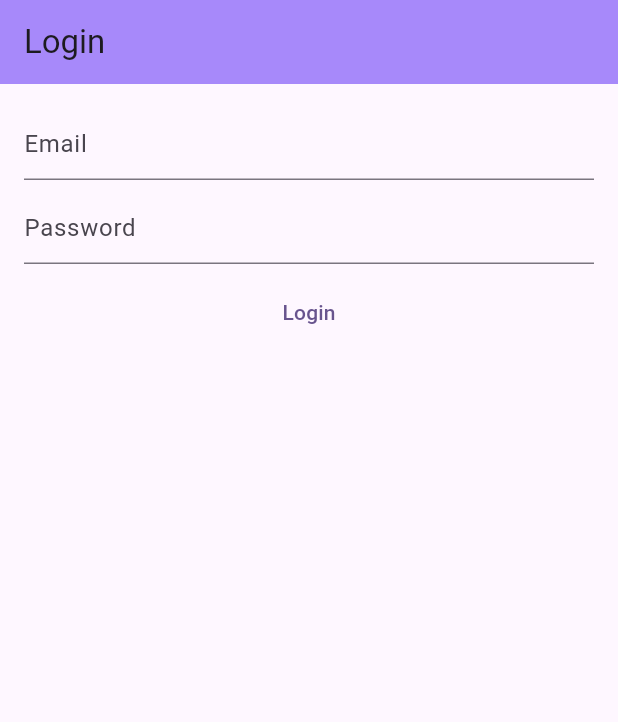
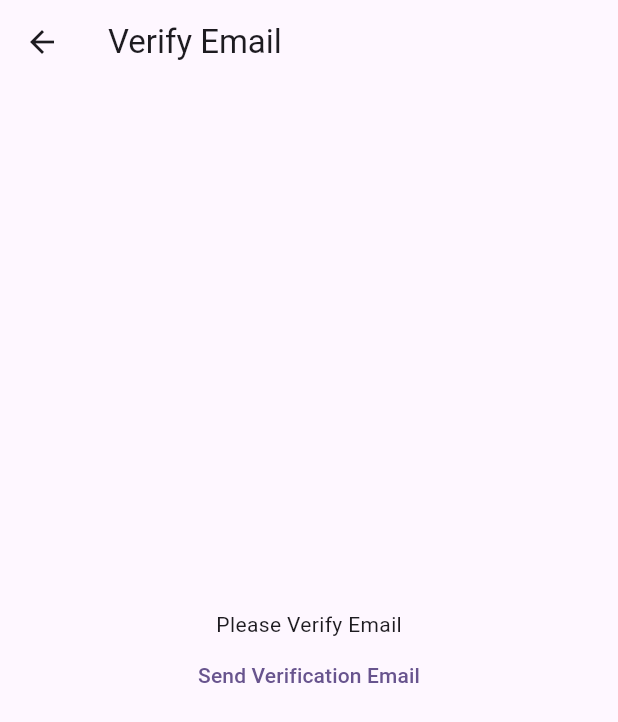
Before and after one commit to SURAJITSHAW/Notes-App-Flutter, a Flutter app: the screen it shows after launch, on a phone screen of 412 x 824 dp. Shown: the top 722 px of the screen. Run offline on Flutter 3.47's test engine with Material 3 defaults, Android fonts, the phone set to English and light mode, and no system bars; our stand-ins replace firebase_auth, firebase_core; accounts and stored records are empty.

Commit message:
Login | Registration Done

```diff
--- a/lib/views/login_screen.dart
+++ b/lib/views/login_screen.dart
@@ -71,7 +71,7 @@ class _LoginPageState extends State<LoginPage> {
 class LoginForm extends StatelessWidget {
 
 // ! custom methdo: create firebase user
-  void _createUser() async {
+  void _signInUser() async {
     try {
       UserCredential userCredential = await FirebaseAuth.instance.signInWithEmailAndPassword(
         email: _emailController.text,
@@ -81,7 +81,7 @@ class LoginForm extends StatelessWidget {
       print('Signed in successfully');
     } on FirebaseAuthException catch (e) {
       // Handle error
-      print("Error: $e");
+      print("$e.");
     }
   }
 
@@ -123,7 +123,7 @@ class LoginForm extends StatelessWidget {
           height: 8.0,
         ),
         TextButton(
-            onPressed: _createUser,
+            onPressed: _signInUser,
             child: const Text("Login"))
       ],
     );
--- a/lib/views/registration_screen.dart
+++ b/lib/views/registration_screen.dart
@@ -81,7 +81,7 @@ class RegistrationForm extends StatelessWidget {
       print("User created: ${userCredential.user!.email}");
     } on FirebaseAuthException catch (e) {
       // Handle error
-      print("Error: $e");
+      print("$e");
     }
   }
 
--- /dev/null
+++ b/lib/views/verify_email.dart
@@ -0,0 +1,31 @@
+import 'package:firebase_auth/firebase_auth.dart';
+import 'package:flutter/material.dart';
+
+class VerifyEmail extends StatefulWidget {
+  const VerifyEmail({super.key});
+
+  @override
+  State<VerifyEmail> createState() => _VerifyEmailState();
+}
+
+class _VerifyEmailState extends State<VerifyEmail> {
+  @override
+  Widget build(BuildContext context) {
+    return Scaffold(
+      appBar: AppBar(
+        title: const Text("Verify Email"),
+      ),
+      body: Center(child: Column(
+        mainAxisAlignment: MainAxisAlignment.center,
+        children: [
+          const Text("Please Verify Email"),
+          TextButton(onPressed: () async {
+            final user = FirebaseAuth.instance.currentUser;
+            await user?.sendEmailVerification();
+
+          }, child: const Text("Send Verification Email"))
+        ],
+      )),
+    );
+  }
+}
```
Also changed, not shown: lib/main.dart (+57 -5 lines).
